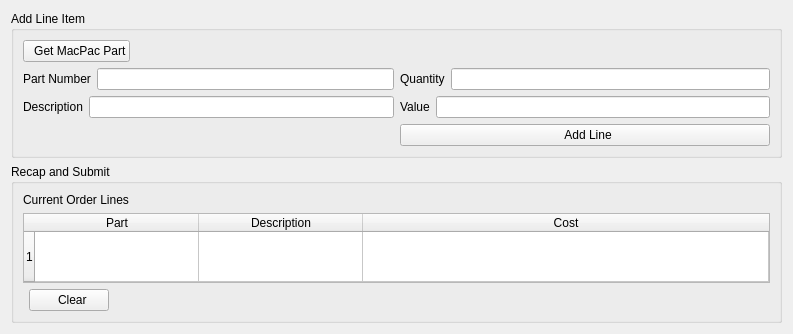
Old version of the form View/addlineitem.ui in the repository topherMcDonald/SPO.
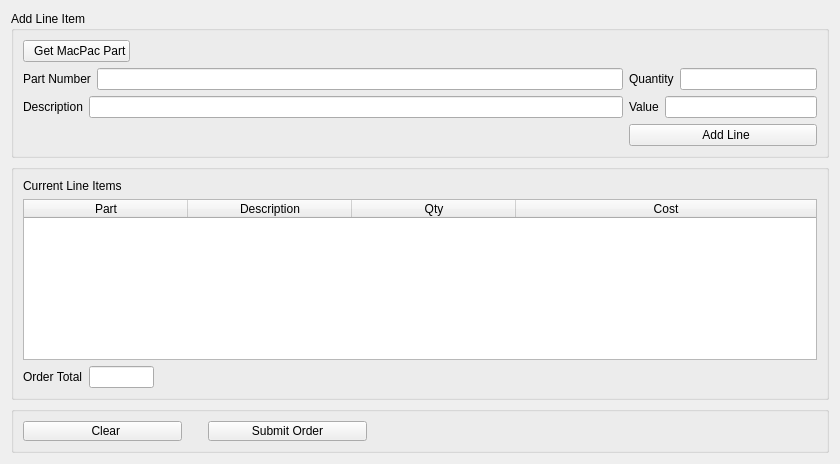
New version of the form. Icons and pictures are not drawn.

What changed in the file:
```diff
--- a/View/addlineitem.ui
+++ b/View/addlineitem.ui
@@ -7,7 +7,7 @@
     <x>0</x>
     <y>0</y>
     <width>793</width>
-    <height>275</height>
+    <height>464</height>
    </rect>
   </property>
   <property name="sizePolicy">
@@ -32,16 +32,21 @@
       <string>Add Line Item</string>
      </property>
      <layout class="QGridLayout" name="gridLayout">
-      <item row="3" column="1">
-       <widget class="QPushButton" name="btnAddLineItem_AddLine">
-        <property name="text">
-         <string>  Add Line</string>
+      <item row="3" column="0">
+       <spacer name="horizontalSpacer_3">
+        <property name="orientation">
+         <enum>Qt::Horizontal</enum>
         </property>
-        <property name="icon">
-         <iconset resource="../sporesource.qrc">
-          <normaloff>:/root/qtAppIcons/Check.png</normaloff>:/root/qtAppIcons/Check.png</iconset>
+        <property name="sizeType">
+         <enum>QSizePolicy::Fixed</enum>
         </property>
-       </widget>
+        <property name="sizeHint" stdset="0">
+         <size>
+          <width>600</width>
+          <height>0</height>
+         </size>
+        </property>
+       </spacer>
       </item>
       <item row="1" column="0">
        <layout class="QHBoxLayout" name="hloAddLineItem_PartNumber">
@@ -71,34 +76,6 @@
         </item>
        </layout>
       </item>
-      <item row="2" column="0">
-       <layout class="QHBoxLayout" name="hloAddLineItem_Description">
-        <item>
-         <widget class="QLabel" name="lblAddLineItem_Description">
-          <property name="text">
-           <string>Description</string>
-          </property>
-         </widget>
-        </item>
-        <item>
-         <widget class="QLineEdit" name="leAddlineItem_Description"/>
-        </item>
-       </layout>
-      </item>
-      <item row="2" column="1">
-       <layout class="QHBoxLayout" name="hloAddLineItem_Value">
-        <item>
-         <widget class="QLabel" name="lblAddLineItem_Value">
-          <property name="text">
-           <string>Value</string>
-          </property>
-         </widget>
-        </item>
-        <item>
-         <widget class="QLineEdit" name="leAddLineItem_Value"/>
-        </item>
-       </layout>
-      </item>
       <item row="0" column="0">
        <widget class="QPushButton" name="btnAddLineItem_GetMacPacPart">
         <property name="sizePolicy">
@@ -116,13 +93,69 @@
         </property>
        </widget>
       </item>
+      <item row="2" column="1">
+       <layout class="QHBoxLayout" name="hloAddLineItem_Value">
+        <item>
+         <widget class="QLabel" name="lblAddLineItem_Value">
+          <property name="text">
+           <string>Value</string>
+          </property>
+         </widget>
+        </item>
+        <item>
+         <widget class="QLineEdit" name="leAddLineItem_Value">
+          <property name="readOnly">
+           <bool>true</bool>
+          </property>
+         </widget>
+        </item>
+       </layout>
+      </item>
+      <item row="2" column="0">
+       <layout class="QHBoxLayout" name="hloAddLineItem_Description">
+        <item>
+         <widget class="QLabel" name="lblAddLineItem_Description">
+          <property name="text">
+           <string>Description</string>
+          </property>
+         </widget>
+        </item>
+        <item>
+         <widget class="QLineEdit" name="leAddlineItem_Description">
+          <property name="layoutDirection">
+           <enum>Qt::RightToLeft</enum>
+          </property>
+          <property name="alignment">
+           <set>Qt::AlignLeading|Qt::AlignLeft|Qt::AlignVCenter</set>
+          </property>
+         </widget>
+        </item>
+       </layout>
+      </item>
+      <item row="3" column="1">
+       <widget class="QPushButton" name="btnAddLineItem_AddLine">
+        <property name="sizePolicy">
+         <sizepolicy hsizetype="Expanding" vsizetype="Fixed">
+          <horstretch>0</horstretch>
+          <verstretch>0</verstretch>
+         </sizepolicy>
+        </property>
+        <property name="text">
+         <string>  Add Line</string>
+        </property>
+        <property name="icon">
+         <iconset resource="../sporesource.qrc">
+          <normaloff>:/root/qtAppIcons/Check.png</normaloff>:/root/qtAppIcons/Check.png</iconset>
+        </property>
+       </widget>
+      </item>
      </layout>
     </widget>
    </item>
    <item>
     <widget class="QGroupBox" name="gbRecapAndSubmit">
      <property name="title">
-      <string>Recap and Submit</string>
+      <string/>
      </property>
      <layout class="QFormLayout" name="formLayout">
       <item row="0" column="0" colspan="2">
@@ -130,42 +163,19 @@
         <item>
          <widget class="QLabel" name="lblRecapAndSubmit_CurrentOrderLines">
           <property name="text">
-           <string>Current Order Lines</string>
+           <string>Current Line Items</string>
           </property>
          </widget>
         </item>
        </layout>
       </item>
-      <item row="4" column="1">
-       <widget class="QPushButton" name="btnRecapAndSubmit_Clear">
-        <property name="sizePolicy">
-         <sizepolicy hsizetype="Fixed" vsizetype="Fixed">
-          <horstretch>0</horstretch>
-          <verstretch>0</verstretch>
-         </sizepolicy>
-        </property>
-        <property name="maximumSize">
-         <size>
-          <width>16777215</width>
-          <height>16777215</height>
-         </size>
-        </property>
-        <property name="text">
-         <string>  Clear</string>
-        </property>
-        <property name="icon">
-         <iconset resource="../sporesource.qrc">
-          <normaloff>:/root/qtAppIcons/Remove.png</normaloff>:/root/qtAppIcons/Remove.png</iconset>
-        </property>
-       </widget>
-      </item>
       <item row="1" column="0" colspan="2">
        <widget class="QTableWidget" name="tblOrderLinesWidget">
         <property name="rowCount">
-         <number>1</number>
+         <number>0</number>
         </property>
         <property name="columnCount">
-         <number>3</number>
+         <number>4</number>
         </property>
         <attribute name="horizontalHeaderDefaultSectionSize">
          <number>164</number>
@@ -182,7 +192,6 @@
         <attribute name="verticalHeaderStretchLastSection">
          <bool>true</bool>
         </attribute>
-        <row/>
         <column>
          <property name="text">
           <string>Part</string>
@@ -193,6 +202,11 @@
           <string>Description</string>
          </property>
         </column>
+        <column>
+         <property name="text">
+          <string>Qty</string>
+         </property>
+        </column>
         <column>
          <property name="text">
           <string>Cost</string>
@@ -200,6 +214,124 @@
         </column>
        </widget>
       </item>
+      <item row="5" column="0">
+       <widget class="QLabel" name="lblOrderTotal">
+        <property name="text">
+         <string>Order Total</string>
+        </property>
+       </widget>
+      </item>
+      <item row="5" column="1">
+       <widget class="QLineEdit" name="leOrderTotal">
+        <property name="sizePolicy">
+         <sizepolicy hsizetype="Maximum" vsizetype="Maximum">
+          <horstretch>0</horstretch>
+          <verstretch>0</verstretch>
+         </sizepolicy>
+        </property>
+        <property name="maximumSize">
+         <size>
+          <width>65</width>
+          <height>25</height>
+         </size>
+        </property>
+        <property name="layoutDirection">
+         <enum>Qt::RightToLeft</enum>
+        </property>
+        <property name="maxLength">
+         <number>32770</number>
+        </property>
+        <property name="alignment">
+         <set>Qt::AlignRight|Qt::AlignTrailing|Qt::AlignVCenter</set>
+        </property>
+        <property name="readOnly">
+         <bool>true</bool>
+        </property>
+       </widget>
+      </item>
+     </layout>
+    </widget>
+   </item>
+   <item>
+    <widget class="QGroupBox" name="groupBox">
+     <property name="title">
+      <string/>
+     </property>
+     <layout class="QHBoxLayout" name="horizontalLayout">
+      <item>
+       <widget class="QPushButton" name="btnRecapAndSubmit_Clear">
+        <property name="sizePolicy">
+         <sizepolicy hsizetype="Fixed" vsizetype="Fixed">
+          <horstretch>0</horstretch>
+          <verstretch>0</verstretch>
+         </sizepolicy>
+        </property>
+        <property name="minimumSize">
+         <size>
+          <width>159</width>
+          <height>18</height>
+         </size>
+        </property>
+        <property name="maximumSize">
+         <size>
+          <width>16777215</width>
+          <height>16777215</height>
+         </size>
+        </property>
+        <property name="text">
+         <string>  Clear</string>
+        </property>
+        <property name="icon">
+         <iconset resource="../sporesource.qrc">
+          <normaloff>:/root/qtAppIcons/Remove.png</normaloff>:/root/qtAppIcons/Remove.png</iconset>
+        </property>
+       </widget>
+      </item>
+      <item>
+       <spacer name="horizontalSpacer_2">
+        <property name="orientation">
+         <enum>Qt::Horizontal</enum>
+        </property>
+        <property name="sizeType">
+         <enum>QSizePolicy::Fixed</enum>
+        </property>
+        <property name="sizeHint" stdset="0">
+         <size>
+          <width>20</width>
+          <height>20</height>
+         </size>
+        </property>
+       </spacer>
+      </item>
+      <item>
+       <widget class="QPushButton" name="btnSubmitOrder">
+        <property name="minimumSize">
+         <size>
+          <width>159</width>
+          <height>18</height>
+         </size>
+        </property>
+        <property name="text">
+         <string>Submit Order</string>
+        </property>
+       </widget>
+      </item>
+      <item>
+       <spacer name="horizontalSpacer">
+        <property name="orientation">
+         <enum>Qt::Horizontal</enum>
+        </property>
+        <property name="sizeType">
+         <enum>QSizePolicy::Fixed</enum>
+        </property>
+        <property name="sizeHint" stdset="0">
+         <size>
+          <width>450</width>
+          <height>20</height>
+         </size>
+        </property>
+       </spacer>
+      </item>
      </layout>
     </widget>
    </item>
```
Left out of the diff: 1 changed line with no effect on the pictures.
